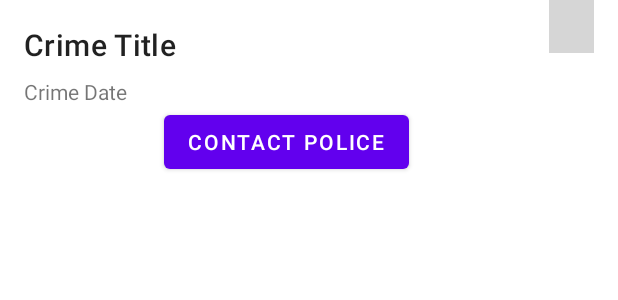
After one commit to melainafischer/HW-6, an Android app: the layout list_item_crime_police.xml on its own in the app's theme, with its tools: preview values and no code run, on a phone screen of 412 x 824 dp. The commit adds this screen. Shown: the top 300 px of the screen. Run offline under Robolectric (Android 15) with nearby library versions, the phone set to English and light mode, and no system bars; grey boxes are pictures that could not be loaded.

Commit message:
ALL OF HW 5 done-ish

```diff
--- a/app/build.gradle
+++ b/app/build.gradle
@@ -6,6 +6,9 @@ plugins {
 android {
     namespace 'com.fischer.msu.criminalintent2'
     compileSdk 33
+    dataBinding {
+        enabled = true
+    }
 
     defaultConfig {
         applicationId "com.fischer.msu.criminalintent2"
@@ -56,6 +59,4 @@ dependencies {
     //androidTestImplementation 'androidx.test.espresso:espresso-core:3.4.0'
     debugImplementation "androidx.test:monitor:1.6.1"
     androidTestImplementation 'org.hamcrest:hamcrest-library:2.2'
-
-
 }
--- a/app/src/main/java/com/fischer/msu/criminalintent2/CrimeDetailFragment.kt
+++ b/app/src/main/java/com/fischer/msu/criminalintent2/CrimeDetailFragment.kt
@@ -45,7 +45,6 @@ class CrimeDetailFragment :Fragment() {
 
         binding.apply {
 
-            //listener for edit text
             crimeTitle.doOnTextChanged { text, _, _, _ ->
                 crime = crime.copy(title = text.toString())
             }
--- /dev/null
+++ b/app/src/main/res/layout/list_item_crime_police.xml
@@ -0,0 +1,65 @@
+<?xml version="1.0" encoding="utf-8"?>
+<androidx.constraintlayout.widget.ConstraintLayout
+    xmlns:android="http://schemas.android.com/apk/res/android"
+    xmlns:app="http://schemas.android.com/apk/res-auto"
+    xmlns:tools="http://schemas.android.com/tools"
+    android:id="@+id/constraintLayout"
+    android:layout_width="match_parent"
+    android:layout_height="wrap_content">
+
+    <TextView
+        android:id="@+id/crime_title"
+        android:layout_width="0dp"
+        android:layout_height="wrap_content"
+        android:layout_marginStart="16dp"
+        android:layout_marginTop="16dp"
+        android:layout_marginEnd="8dp"
+        android:text="@string/crime_title_label"
+        android:textAppearance="?attr/textAppearanceHeadline6"
+        app:layout_constraintEnd_toStartOf="@+id/crime_solved"
+        app:layout_constraintStart_toStartOf="parent"
+        app:layout_constraintTop_toTopOf="parent" />
+
+    <TextView
+        android:id="@+id/crime_date"
+        android:layout_width="0dp"
+        android:layout_height="wrap_content"
+        android:layout_marginStart="16dp"
+        android:layout_marginTop="8dp"
+        android:layout_marginEnd="8dp"
+        android:text="Crime Date"
+        app:layout_constraintEnd_toStartOf="@+id/crime_solved"
+        app:layout_constraintStart_toStartOf="parent"
+        app:layout_constraintTop_toBottomOf="@+id/crime_title" />
+
+    <ImageView
+        android:id="@+id/crime_solved"
+        android:layout_width="30dp"
+        android:layout_height="35dp"
+        android:layout_marginEnd="16dp"
+        app:layout_constraintEnd_toEndOf="parent"
+        app:srcCompat="@drawable/ic_solved"
+        tools:layout_editor_absoluteY="11dp" />
+
+    <Button
+        android:id="@+id/contactPoliceButton"
+        android:layout_width="wrap_content"
+        android:layout_height="wrap_content"
+        android:text="@string/contact_police_button_label"
+        app:layout_constraintBottom_toBottomOf="parent"
+        app:layout_constraintEnd_toStartOf="@+id/crime_solved"
+        app:layout_constraintStart_toStartOf="@+id/crime_title"
+        app:layout_constraintTop_toBottomOf="@+id/crime_date" />
+
+    <!--<Button
+        android:id="@+id/contactPoliceButton"
+        android:layout_width="wrap_content"
+        android:layout_height="wrap_content"
+        android:text="@string/contact_police_button_label"
+        app:layout_constraintTop_toBottomOf="@+id/crime_date"
+        app:layout_constraintEnd_toEndOf="parent"
+        android:layout_marginTop="8dp"
+        android:layout_marginEnd="16dp"
+        android:visibility="gone"/>-->
+
+</androidx.constraintlayout.widget.ConstraintLayout>
--- a/app/src/main/res/values/strings.xml
+++ b/app/src/main/res/values/strings.xml
@@ -1,8 +1,9 @@
 <resources>
     <string name="app_name">CriminalIntent2</string>
         <string name="crime_title_hint">Enter a title for the crime.</string>
-        <string name="crime_title_label">Title</string>
+        <string name="crime_title_label">Crime Title</string>
         <string name="crime_details_label">Details</string>
         <string name="crime_solved_label">Solved</string>
+    <string name="contact_police_button_label">Contact Police</string>
 
 </resources>
```
Also changed, not shown: app/src/main/java/com/fischer/msu/criminalintent2/Crime.kt (+7 -6 lines), app/src/main/java/com/fischer/msu/criminalintent2/CrimeListAdapter.kt (+82 -24 lines), app/src/main/java/com/fischer/msu/criminalintent2/CrimeListFragment.kt (+22 -13 lines), app/src/main/res/layout/list_item_crime.xml (deleted, +0 -20 lines).
